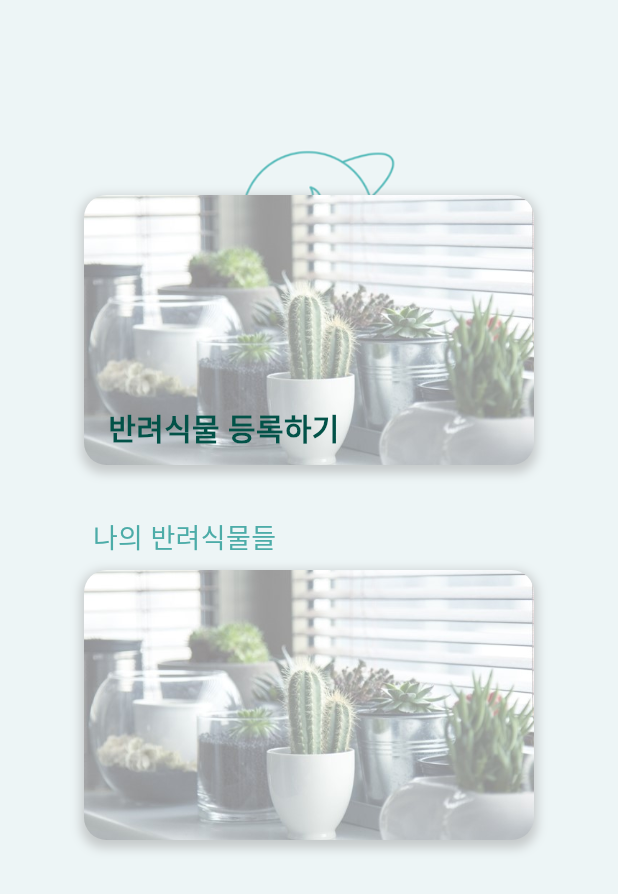
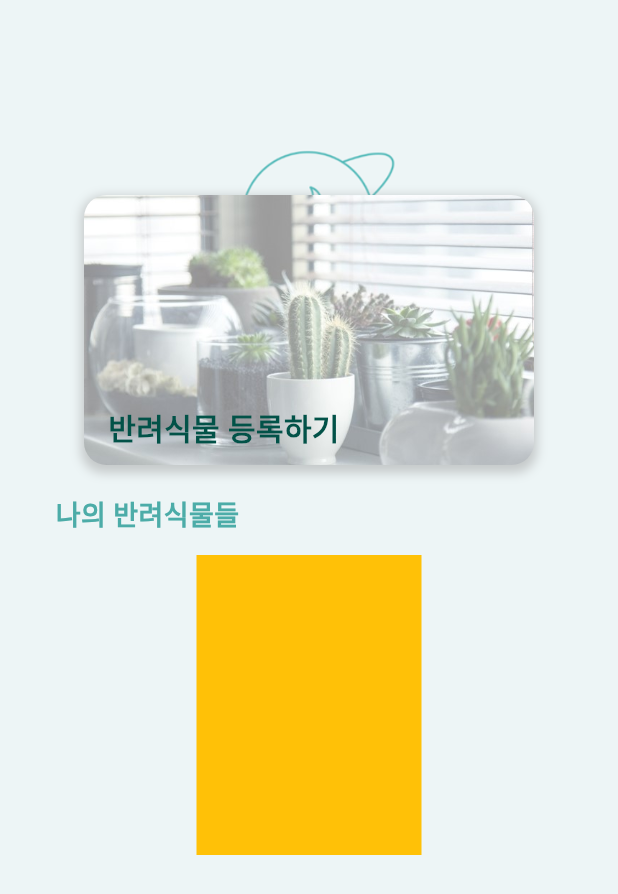
Before and after one commit to blackcat417/MadcampWeek3, a Flutter app: the HomeScreen screen opened directly, on a phone screen of 412 x 824 dp. Shown: the top 894 px of the screen. Run offline on Flutter 3.47's test engine with Material 3 defaults, Android fonts, the phone set to English and light mode, and no system bars.

Commit message:
홈페이지 UI 중간 저장 ^^
홈페이지 UI 중간 저장 ^^

```diff
--- a/lib/EmailLogin.dart
+++ b/lib/EmailLogin.dart
@@ -4,6 +4,7 @@ import 'package:flutter/material.dart';
 import 'package:planit/MainLogin.dart';
 
 import 'Signup.dart';
+import 'http.dart';
 
 //Signup 화면 관련 선언
 class EmailLoginScreen extends StatefulWidget {
@@ -33,6 +34,13 @@ class _EmailLoginScreenState extends State<EmailLoginScreen> {
               Image.asset(
                 'assets/planit_basicbackground_resize.png',
                 fit: BoxFit.cover,
+              ),
+
+              const Positioned(
+                left: 50.0,
+                right: 50.0,
+                top: 200.0,
+                child: Text('테스트용'),
               ),
 
               const Positioned(
@@ -96,7 +104,7 @@ class _EmailLoginScreenState extends State<EmailLoginScreen> {
                 left: 50.0,
                 child: MaterialButton(
                   onPressed: () {
-                    //!!!!!!!!!!클릭시 로그인 검증 기능 추가 필요!!!!!!!!!!!!!
+                    //!!!!!!!!!!클릭시 로그인 검증 기능 추가 필요
                   },
                   color: const Color(0xff169384),
                   shape: RoundedRectangleBorder(
--- a/lib/Home.dart
+++ b/lib/Home.dart
@@ -1,4 +1,5 @@
 import 'package:flutter/material.dart';
+import 'package:http/http.dart';
 
 class HomeScreen extends StatelessWidget {
   const HomeScreen({Key? key}) : super(key: key);
@@ -17,7 +18,6 @@ class HomeScreen extends StatelessWidget {
             fit: BoxFit.cover,
           ),
 
-          // Overlayed button
           Positioned(
             right: (screenWidth - 300) / 2,
             top: 130.0,
@@ -30,7 +30,7 @@ class HomeScreen extends StatelessWidget {
                 width: 300.0,
                 height: 180.0,
                 decoration: BoxDecoration(
-                  image: DecorationImage(
+                  image: const DecorationImage(
                     image: AssetImage('assets/addplant_image.jpg'),
                     fit: BoxFit.cover,
                   ),
@@ -40,7 +40,7 @@ class HomeScreen extends StatelessWidget {
                       color: Colors.grey.withOpacity(0.5),
                       spreadRadius: 2,
                       blurRadius: 5,
-                      offset: Offset(0, 3),
+                      offset: const Offset(0, 3),
                     ),
                   ],
                 ),
@@ -65,44 +65,25 @@ class HomeScreen extends StatelessWidget {
           ),
 
           Positioned(
-            left: screenWidth * 0.15,
-            top: 345.0,
+            left: screenWidth * 0.09,
+            top: 330.0,
             child: const Text(
               '나의 반려식물들',
               style: TextStyle(
                 color: Color(0xFF4CACA8),
                 fontSize: 18.0,
+                fontWeight: FontWeight.bold,
               ),
             ),
           ),
 
           Positioned(
             right: (screenWidth - 300) / 2,
-            top: 380.0,
-            child: GestureDetector(
-              onTap: () {
-                // 클릭될 때 수행할 동작
-                print("이미지 버튼 클릭됐어용");
-              },
-              child: Container(
-                width: 300.0,
-                height: 180.0,
-                decoration: BoxDecoration(
-                  image: DecorationImage(
-                    image: AssetImage('assets/addplant_image.jpg'),
-                    fit: BoxFit.cover,
-                  ),
-                  borderRadius: BorderRadius.circular(15.0),
-                  boxShadow: [
-                    BoxShadow(
-                      color: Colors.grey.withOpacity(0.5),
-                      spreadRadius: 2,
-                      blurRadius: 5,
-                      offset: Offset(0, 3),
-                    ),
-                  ],
-                ),
-              ),
+            top: 370.0,
+            child: Container( // Container로 감싸서 크기 제한
+              width: 300,
+              height: 300,
+              child: YourGridView(),
             ),
           ),
         ],
@@ -110,3 +91,56 @@ class HomeScreen extends StatelessWidget {
     );
   }
 }
+
+final postList = [
+  {
+    "color": Colors.amber,
+  },
+  {
+    "color": Colors.lightBlue,
+  },
+  {
+    "color": Colors.redAccent,
+  },
+  {
+    "color": Colors.indigo,
+  },
+  {
+    "color": Colors.yellowAccent,
+  },
+  {
+    "color": Colors.greenAccent,
+  },
+];
+
+class YourGridView extends StatelessWidget {
+  @override
+  Widget build(BuildContext context) {
+    return GridView.builder(
+      scrollDirection: Axis.horizontal,
+      gridDelegate: SliverGridDelegateWithFixedCrossAxisCount(
+        crossAxisCount: 1,
+        mainAxisSpacing: 1.0,
+      ),
+      itemCount: postList.length,
+        itemBuilder: (BuildContext context, int index) {
+          return postContainer(
+            colorName: postList[index]["color"] as Color,
+          );
+        },
+    );
+  }
+
+  Container postContainer(
+      {Color colorName = Colors.black}) {
+    return Container(
+      width: 150,
+      height: 200,
+      child: Column(
+        children: [
+          Container(width: 150, height: 200, color: colorName),
+        ],
+      ),
+    );
+  }
+}
--- /dev/null
+++ b/lib/http.dart
@@ -0,0 +1,15 @@
+import 'dart:convert';
+import 'package:http/http.dart' as http;
+
+class MyHttpClient {
+  static Future<void> fetchData() async {
+    final response = await http.get(Uri.parse('http://localhost:3000/api/data'));
+
+    if (response.statusCode == 200) {
+      final Map<String, dynamic> data = json.decode(response.body);
+      print(data['message']);
+    } else {
+      print('Failed to load data');
+    }
+  }
+}
--- a/lib/main.dart
+++ b/lib/main.dart
@@ -3,7 +3,6 @@ import 'package:flutter/material.dart';
 import 'Community.dart';
 import 'Home.dart';
 import 'MainLogin.dart';
-import 'EmailLogin.dart';
 import 'Market.dart';
 import 'MyPage.dart';
 import 'Todo.dart';
--- a/pubspec.yaml
+++ b/pubspec.yaml
@@ -30,7 +30,7 @@ environment:
 dependencies:
   flutter:
     sdk: flutter
-
+  http: ^0.13.4
 
   # The following adds the Cupertino Icons font to your application.
   # Use with the CupertinoIcons class for iOS style icons.
```
Also changed, not shown: pubspec.lock.
